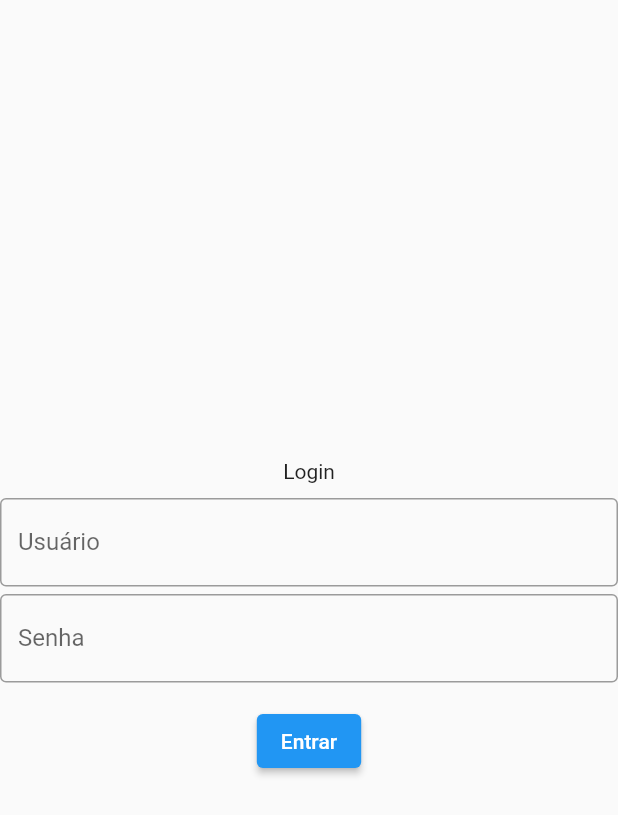
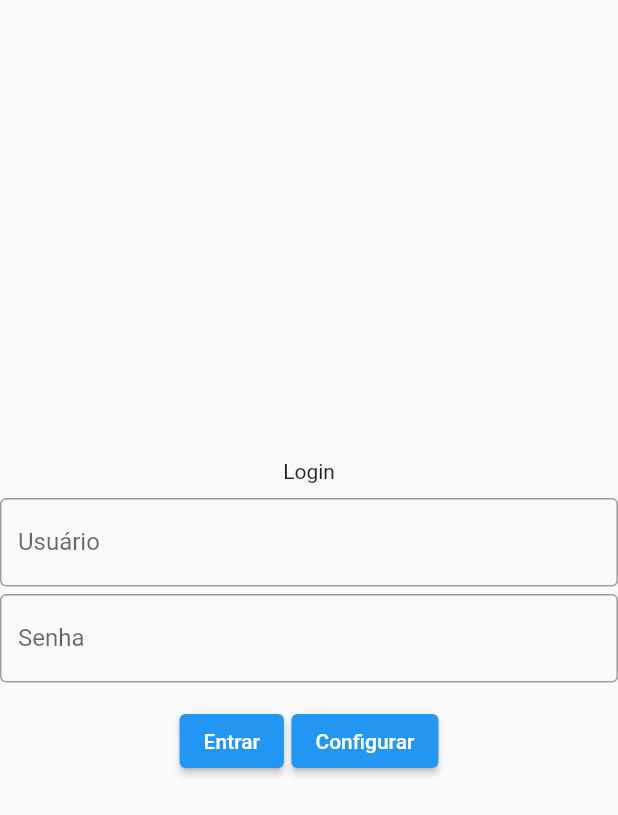
Before and after one commit to pedroh-ms/app_oficina, a Flutter app: the screen it shows after launch, after a tap on "Entrar", on a phone screen of 412 x 824 dp. Shown: the top 815 px of the screen. Run offline on Flutter 3.47's test engine with Material 2 defaults, Android fonts, the phone set to English and light mode, and no system bars; our stand-ins replace get_it, searchfield; missing offline and left inert: currency_textfield; network calls fail.

Commit message:
config page created

```diff
--- a/lib/app/globals.dart
+++ b/lib/app/globals.dart
@@ -1,3 +1,4 @@
 class Globals {
   String url = '';
+  bool isConfigured = false;
 }
--- a/lib/app/views/donos_page_view.dart
+++ b/lib/app/views/donos_page_view.dart
@@ -39,7 +39,7 @@ class DonosPageState extends State<DonosPage> {
           return SingleChildScrollView(
             scrollDirection: Axis.horizontal,
             child: SizedBox(
-              width: 500,
+              width: 700,
               child: ListView(
                 scrollDirection: Axis.vertical,
                 children: [
--- a/lib/app/views/login_page_view.dart
+++ b/lib/app/views/login_page_view.dart
@@ -1,5 +1,8 @@
 import 'package:app_oficina/app/controllers/login_page_controller.dart';
+import 'package:app_oficina/app/globals.dart';
+import 'package:app_oficina/app/views/config_page_view.dart';
 import 'package:flutter/material.dart';
+import 'package:get_it/get_it.dart';
 import 'home_page_view.dart';
 
 class LoginPage extends StatefulWidget {
@@ -19,7 +22,7 @@ class LoginPageState extends State<LoginPage> {
   Future<void> _login() async {
     _loginPageController.permitirLogin(usuario, senha).then(
       (allow) {
-        if (allow) {
+        if (allow && GetIt.I<Globals>().isConfigured) {
           Navigator.of(context).pushReplacement(
             MaterialPageRoute(
               builder: (context) => const HomePage()
@@ -27,6 +30,14 @@ class LoginPageState extends State<LoginPage> {
           );
         }
       }
+    );
+  }
+
+  void _config() {
+    Navigator.of(context).push(
+      MaterialPageRoute(
+        builder: (context) => const ConfigPage()
+      )
     );
   }
 
@@ -73,9 +84,19 @@ class LoginPageState extends State<LoginPage> {
             const SizedBox(
               height: 15,
             ),
-            ElevatedButton(
-              onPressed: () async => await _login(),
-              child: const Text('Entrar')
+            Row(
+              mainAxisAlignment: MainAxisAlignment.center,
+              children: [
+                ElevatedButton(
+                  onPressed: () async => await _login(),
+                  child: const Text('Entrar')
+                ),
+                const SizedBox(width: 5),
+                ElevatedButton(
+                  onPressed: () => _config(),
+                  child: const Text('Configurar')
+                )
+              ],
             )
           ],
         )
--- a/pubspec.yaml
+++ b/pubspec.yaml
@@ -14,6 +14,7 @@ dependencies:
   get_it: ^7.2.0
   http: ^0.13.5
   intl: ^0.18.0
+  mask_text_input_formatter: ^2.4.0
   provider: ^6.0.5
   searchfield: ^0.7.5
 
```
Also changed, not shown: lib/app/controllers/config_page_controller.dart (added, +14 -0 lines), lib/app/repositories/carro_repository.dart (+4 -3 lines), lib/app/repositories/material_comprado_repository.dart (+9 -7 lines), lib/app/repositories/servico_repository.dart (+10 -9 lines), lib/app/views/config_page_view.dart (added, +57 -0 lines), pubspec.lock.
